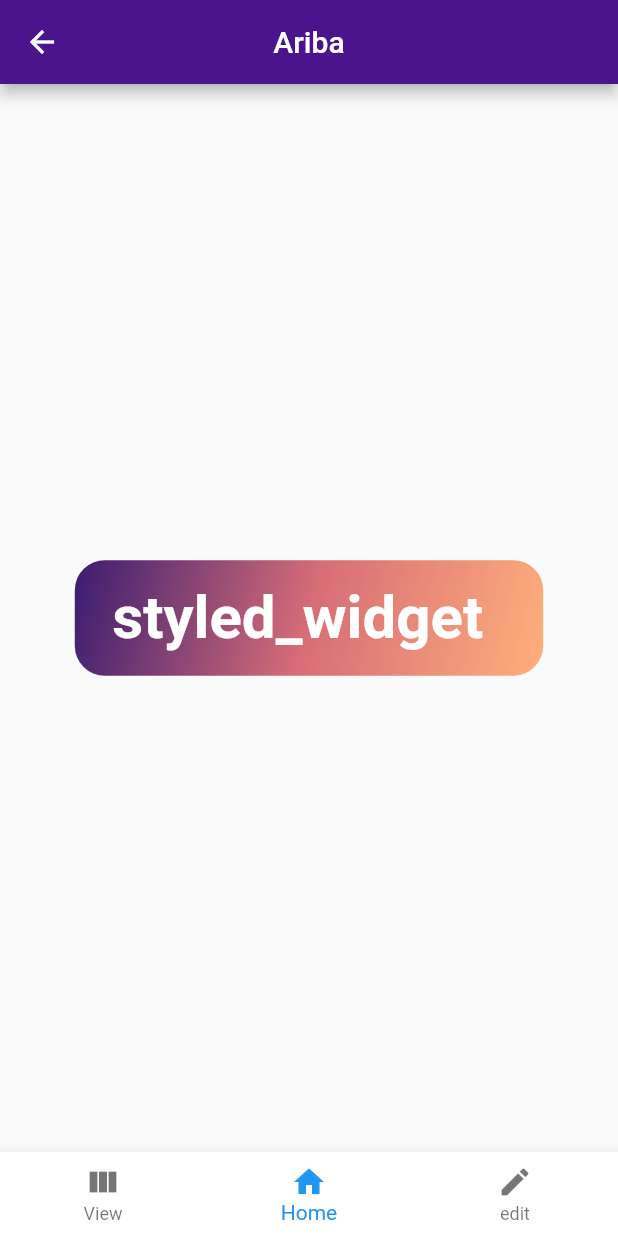
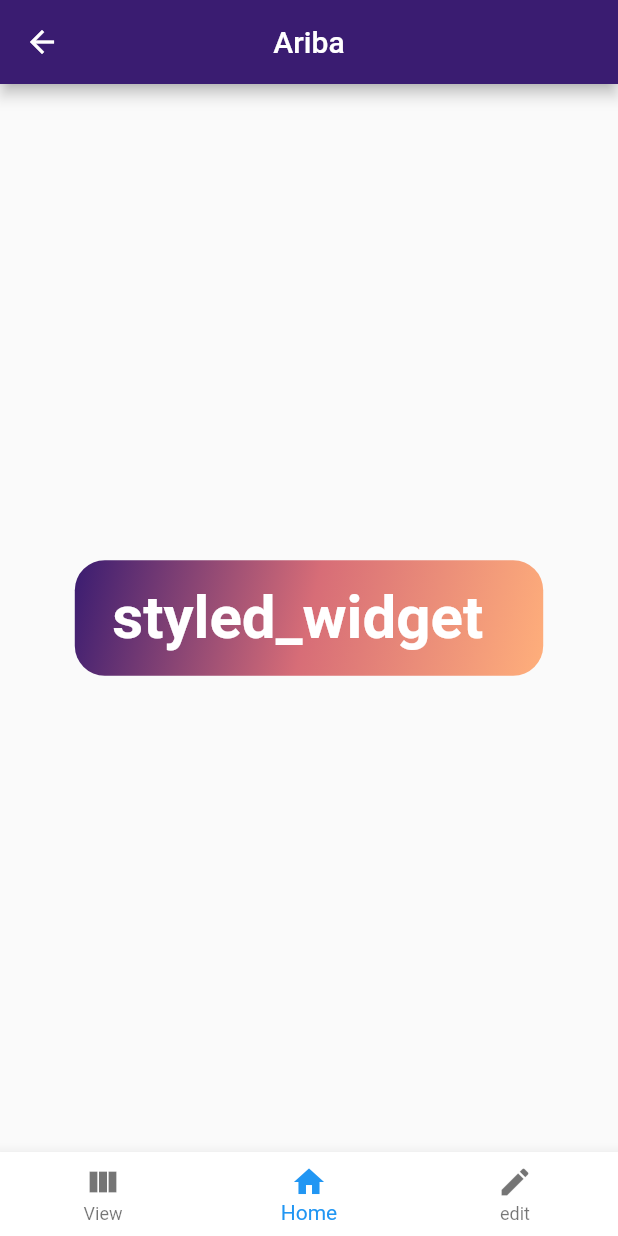
Before and after one commit to Srikar-abhi-ram/Apsolut, a Flutter app: the screen it shows after launch, after a tap on "ARIBA", on a phone screen of 412 x 824 dp. Run offline on Flutter 3.47's test engine with Material 2 defaults, Android fonts, the phone set to English and light mode, and no system bars; our stand-ins replace cloud_firestore, curved_navigation_bar, firebase_core, google_fonts, styled_widget; missing offline and left inert: cloud_firestore_web, firebase_core_web; accounts and stored records are empty; Roboto replaces fonts that are missing (Sahitya).

Commit message:
color changes 2

```diff
--- a/lib/home.dart
+++ b/lib/home.dart
@@ -24,23 +24,19 @@ class _VerticalCard4State extends State<VerticalCard4> {
   Widget build(BuildContext context) {
     return Scaffold(
       appBar: PreferredSize(
-        preferredSize: Size.fromHeight(250.0),
+        preferredSize: Size.fromHeight(110.0),
         child: AppBar(
-          leading: IconButton(
-            icon: const Icon(
-              Icons.menu,
-              semanticLabel: 'menu',
-            ),
-            onPressed: () {
-              print('Menu button');
-            },
-          ),
             title: Text(''),
             centerTitle: true,
             brightness: Brightness.dark,
-            backgroundColor: Colors.transparent,
+            backgroundColor: Colors.white,
             elevation: 6,
-            flexibleSpace: Container(decoration: BoxDecoration(image:DecorationImage(image: AssetImage('assets/apsolut.png'),fit: BoxFit.cover)),),
+            flexibleSpace: Container(
+              decoration: BoxDecoration(
+                image:DecorationImage(
+                    image: AssetImage('assets/apsolut.png'),
+                  fit: BoxFit.fill
+                    )),),
             ),
       ),
       body:Container(
@@ -50,9 +46,9 @@ class _VerticalCard4State extends State<VerticalCard4> {
           end: Alignment.bottomRight,
 
           colors: [
-            relay1,
-            relay2,relay3
-          ],
+            // sundown2,sundown1
+            wireless2,wireless1
+            ],
         ),
         ),
         child: Stack(
@@ -75,7 +71,7 @@ class _VerticalCard4State extends State<VerticalCard4> {
                        child: Card(
                          shape: RoundedRectangleBorder(
                            borderRadius: BorderRadius.all(
-                             Radius.circular(16.0),
+                             Radius.circular(20.0),
                            ),
                          ),
                          elevation: 1,
@@ -103,7 +99,7 @@ class _VerticalCard4State extends State<VerticalCard4> {
                        child: Card(
                          shape: RoundedRectangleBorder(
                            borderRadius: BorderRadius.all(
-                             Radius.circular(16.0),
+                             Radius.circular(20.0),
                            ),
                          ),
                          elevation: 1,
@@ -130,7 +126,7 @@ class _VerticalCard4State extends State<VerticalCard4> {
                        child: Card(
                          shape: RoundedRectangleBorder(
                            borderRadius: BorderRadius.all(
-                             Radius.circular(16.0),
+                             Radius.circular(20.0),
                            ),
                          ),
                          elevation: 1,
@@ -155,7 +151,7 @@ class _VerticalCard4State extends State<VerticalCard4> {
                        child: Card(
                          shape: RoundedRectangleBorder(
                            borderRadius: BorderRadius.all(
-                             Radius.circular(16.0),
+                             Radius.circular(20.0),
                            ),
                          ),
                          elevation: 1,
--- a/lib/screens/ariba_subscreens/viewariba.dart
+++ b/lib/screens/ariba_subscreens/viewariba.dart
@@ -54,7 +54,7 @@ class _ViewAribaState extends State<ViewAriba> {
      resizeToAvoidBottomInset: false,
         // backgroundColor: Colors,
         appBar: AppBar(
-            backgroundColor: Colors.purple.shade900,
+            backgroundColor: relay1,
             title: Text('View'),
             centerTitle: true,
             brightness: Brightness.dark,
--- a/lib/screens/home1.dart
+++ b/lib/screens/home1.dart
@@ -1,3 +1,4 @@
+import 'package:apsolute/colors.dart';
 import 'package:flutter/material.dart';
 import 'package:styled_widget/styled_widget.dart';
 import 'package:google_fonts/google_fonts.dart';
@@ -36,7 +37,7 @@ class _Home1State extends State<Home1> {
           title: Text('Ariba'),
           centerTitle: true,
           brightness: Brightness.dark,
-          backgroundColor: Colors.purple.shade900),
+          backgroundColor: purpleApp,),
       body: Padding(
         padding: const EdgeInsets.all(20.0),
         child: Center(
@@ -48,8 +49,6 @@ class _Home1State extends State<Home1> {
             Text('styled_widget', style: GoogleFonts.sahitya(textStyle: _textStyle))
             // .rotate(angle: -0.1)
                 .padding(right: 15),
-
-
           ],
         ).parent(_widgetStyle)
 
```
Also changed, not shown: lib/colors.dart (+25 -1 lines), lib/screens/ariba_subscreens/editariba.dart (+15 -8 lines), assets/33370_apsolut_GmbH.jpg (added), assets/apsolut.jpg (added).
